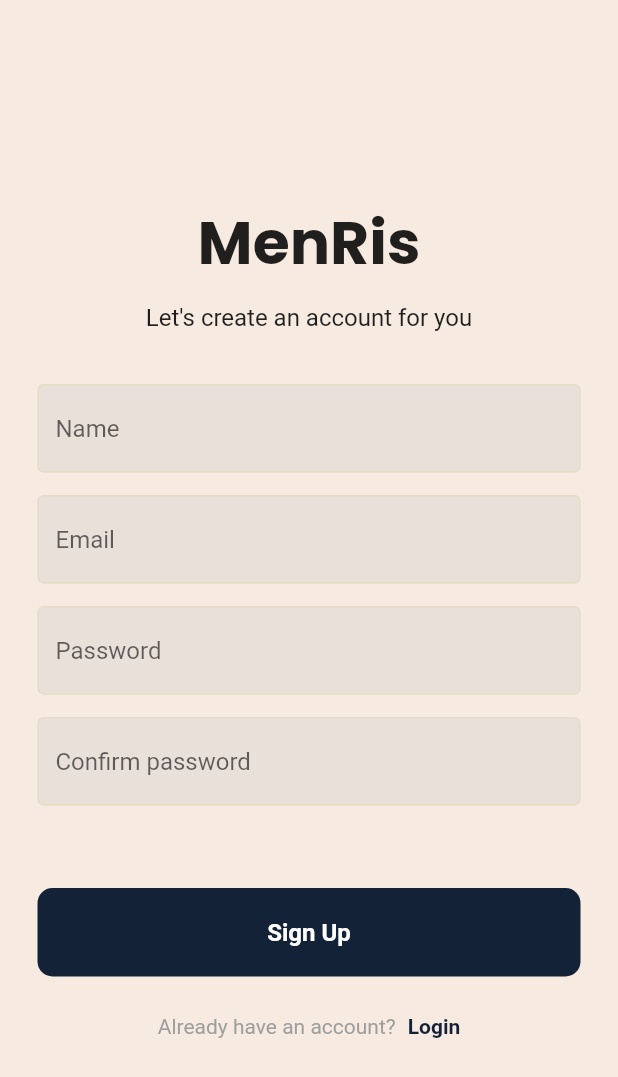
After one commit to aiyafi/debug_welcome, a Flutter app: the RegistPageForm screen opened directly, on a phone screen of 412 x 824 dp. The commit adds this screen. Shown: the top 1077 px of the screen. Run offline on Flutter 3.47's test engine with Material 2 defaults, Android fonts, the phone set to English and light mode, and no system bars; our stand-ins replace flutter_svg, google_fonts.

Commit message:
Add login n reg page

```diff
--- a/lib/app_theme.dart
+++ b/lib/app_theme.dart
@@ -18,6 +18,7 @@ class AppTheme {
   static const Color chipBackground = Color(0xFFEEF1F3);
   static const Color spacer = Color(0xFFF2F2F2);
   static const String fontName = 'WorkSans';
+  static const Color tes = Color(0xfff7ebe1);
 
 
   static const TextStyle display1 = TextStyle( // h4 -> display1
--- /dev/null
+++ b/lib/components/button_login.dart
@@ -0,0 +1,35 @@
+import 'package:flutter/material.dart';
+
+class ButtonLoginPage extends StatelessWidget {
+
+  final Function()? onTap;
+  final String text;
+
+
+  const ButtonLoginPage({
+    super.key,
+    required this.onTap,
+    required this.text,
+    });
+
+  @override
+  Widget build(BuildContext context) {
+    return Container(
+      padding: const EdgeInsets.all(20),
+      decoration: BoxDecoration(
+        color: Color(0xFF142238),
+        borderRadius: BorderRadius.circular(10),
+      ),
+      child: Center(
+        child: Text(
+          text,
+          style: TextStyle(
+            color: Colors.white,
+            fontWeight: FontWeight.bold,
+            fontSize: 16,
+          ),
+        ),
+      ),
+    );
+  }
+}
--- /dev/null
+++ b/lib/components/login_text_field.dart
@@ -0,0 +1,35 @@
+import 'package:flutter/material.dart';
+
+class LoginTextField extends StatelessWidget {
+  final TextEditingController controller;
+  final String hintLoginText;
+  final bool hiddenPassword;
+
+  const LoginTextField({
+    super.key,
+    required this.controller,
+    required this.hiddenPassword,
+    required this.hintLoginText,
+  });
+
+  @override
+  Widget build(BuildContext context) {
+    return TextField(
+      controller: controller,
+      obscureText: hiddenPassword,
+      decoration: InputDecoration(
+        enabledBorder: const OutlineInputBorder(
+            borderSide: BorderSide(
+          color: Color(0xFFE6DDC4),
+        )),
+        focusedBorder: const OutlineInputBorder(
+            borderSide: BorderSide(
+          color: Color(0xFFE6DDC4),
+        )),
+        fillColor: Color(0xFFEAE0DA),
+        filled: true,
+        hintText: hintLoginText,
+      ),
+    );
+  }
+}
--- a/lib/components/welcome_view.dart
+++ b/lib/components/welcome_view.dart
@@ -73,7 +73,7 @@ class WelcomeView extends StatelessWidget {
                   ),
                 ),
               ),
-              SizedBox(height: 36), // Menambahkan jarak vertikal di sini
+              SizedBox(height: 36),
               SlideTransition(
                 position: _welcomeFirstHalfAnimation,
                 child: Text(
@@ -86,7 +86,7 @@ class WelcomeView extends StatelessWidget {
               ),
               Padding(
                 padding:
-                    EdgeInsets.only(left: 64, right: 64, top: 16, bottom: 16),
+                    EdgeInsets.only(left: 66, right: 66, top: 16, bottom: 16),
                 child: Text(
                   "Manage your inventory with ease and efficiency.",
                   style: TextStyle(
--- /dev/null
+++ b/lib/pages/signup_page.dart
@@ -0,0 +1,153 @@
+import 'package:debug_welcome/components/button_login.dart';
+import 'package:debug_welcome/components/login_text_field.dart';
+import 'package:debug_welcome/pages/login_page.dart';
+import 'package:flutter/material.dart';
+import 'package:google_fonts/google_fonts.dart';
+
+class RegistPageForm extends StatefulWidget {
+  const RegistPageForm({super.key});
+
+  @override
+  State<RegistPageForm> createState() => _RegistPageFormState();
+}
+
+class _RegistPageFormState extends State<RegistPageForm> {
+  //Text edit controller
+  final nameTextController = TextEditingController();
+  final emailTextController = TextEditingController();
+  final passwordTextController = TextEditingController();
+  final confirmPasswordTextController = TextEditingController();
+
+  void _NavigateLoginOnRegistState(BuildContext context) {
+    Navigator.push(
+      context, MaterialPageRoute(builder: (context) => LoginPageForm()),
+    );
+  }
+
+  @override
+  Widget build(BuildContext context) {
+    return Scaffold(
+      resizeToAvoidBottomInset: false,
+      backgroundColor: const Color(0xFFf7ebe1),
+      body: SafeArea(
+        child: Center(
+          child: Padding(
+            padding: const EdgeInsets.symmetric(horizontal: 25.0),
+            child: Column(
+              mainAxisAlignment: MainAxisAlignment.center,
+              children: [
+
+                //MenRis
+                Text(
+                  "MenRis",
+                  style: GoogleFonts.poppins(
+                    fontSize: 40.0,
+                    fontWeight: FontWeight.bold,
+                  ),
+                ),
+
+                const SizedBox(
+                  height: 10,
+                ),
+
+                //Message
+                const Text(
+                  "Let's create an account for you",
+                  style: TextStyle(
+                    fontSize: 16,
+                  ),
+                ),
+
+                const SizedBox(
+                  height: 35,
+                ),
+
+                //Name
+                LoginTextField(
+                  controller: nameTextController,
+                  hiddenPassword: false,
+                  hintLoginText: "Name",
+                ),
+
+                const SizedBox(
+                  height: 15,
+                ),
+
+                //Email
+                LoginTextField(
+                  controller: emailTextController,
+                  hiddenPassword: false,
+                  hintLoginText: "Email",
+                ),
+
+                const SizedBox(
+                  height: 15,
+                ),
+
+                //PW
+                LoginTextField(
+                  controller: passwordTextController,
+                  hiddenPassword: true,
+                  hintLoginText: "Password",
+                ),
+
+                const SizedBox(
+                  height: 15,
+                ),
+
+                //Confirm PW
+                LoginTextField(
+                  controller: confirmPasswordTextController,
+                  hiddenPassword: true,
+                  hintLoginText: "Confirm password",
+                ),
+
+                const SizedBox(
+                  height: 55,
+                ),
+
+                //Btn
+                ButtonLoginPage(
+                  onTap: () {},
+                  text: "Sign Up"
+                ),
+
+                const SizedBox(
+                  height: 25,
+                ),
+
+                //Sign Up Page
+                Row(
+                  mainAxisAlignment: MainAxisAlignment.center,
+                  children: [
+                    const Text(
+                      "Already have an account?",
+                      style: TextStyle(
+                        color: Colors.grey,
+                      ),
+                    ),
+
+                    const SizedBox(
+                        width: 8,
+                    ),
+
+                    GestureDetector(
+                      onTap: () {},
+                      child: const Text(
+                        "Login",
+                        style: TextStyle(
+                          fontWeight: FontWeight.bold,
+                          color: Color(0xff132137),
+                        ),
+                      ),
+                    ),
+                  ],
+                ),
+              ],
+            ),
+          ),
+        ),
+      ),
+    );
+  }
+}
```
Also changed, not shown: lib/components/center_next_button.dart (+27 -14 lines), lib/components/splash_view.dart (+8 -8 lines), lib/introduction_animation_screen.dart (+6 -6 lines), lib/main.dart (+4 -4 lines), lib/pages/login_page.dart (added, +132 -0 lines), pubspec.lock.
